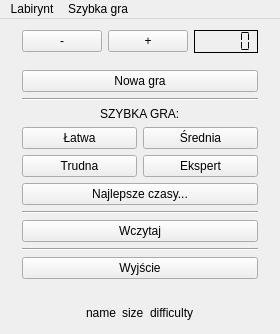
Old version of the form mainwindow.ui in the repository 289698/GenerowanieLabiryntu.
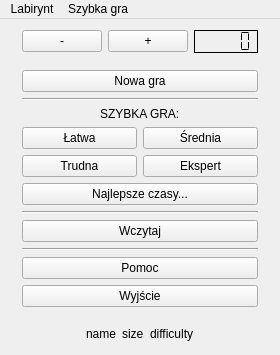
New version of the form.

Commit message: Maze Release 1.1

What changed in the file:
```diff
--- a/mainwindow.ui
+++ b/mainwindow.ui
@@ -190,6 +190,13 @@
          </property>
         </widget>
        </item>
+       <item>
+        <widget class="QPushButton" name="pushButton_help">
+         <property name="text">
+          <string>Pomoc</string>
+         </property>
+        </widget>
+       </item>
        <item>
         <widget class="QPushButton" name="pushButton_exit">
          <property name="focusPolicy">
```
Left out of the diff: 9 changed lines with no effect on the pictures. The commit also changes 2 other files.
